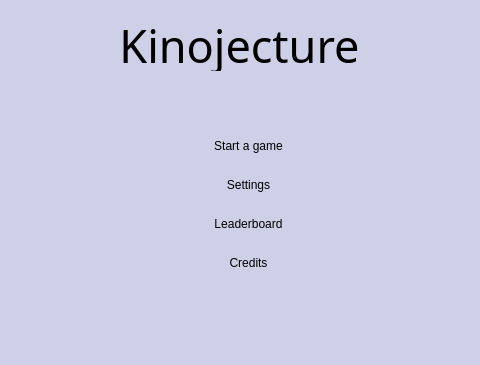
Above: qt/base_window.ui from alexamarki/kinojecture-qt before the change; both pictures show x 161 to 641 and y 0 to 365 of the 813 by 640 pixel window. Below: the same form after it.
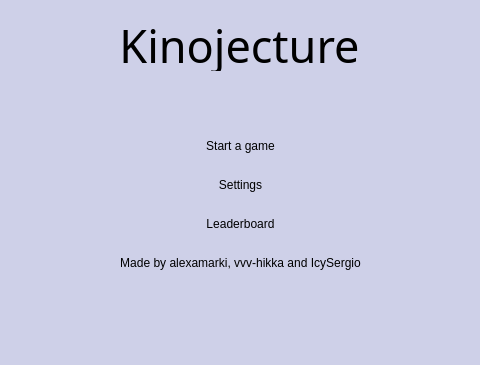
That is the form after the change. The open tabs and pages were chosen to show the change. Custom widgets are drawn as their Qt base class.

Commit message: final update to main screen

Diff of the .ui file:
```diff
--- a/qt/base_window.ui
+++ b/qt/base_window.ui
@@ -65,9 +65,9 @@
       <widget class="QWidget" name="verticalLayoutWidget_2">
        <property name="geometry">
         <rect>
-         <x>299</x>
+         <x>240</x>
          <y>40</y>
-         <width>201</width>
+         <width>303</width>
          <height>171</height>
         </rect>
        </property>
@@ -120,7 +120,7 @@
 border-radius: 50px;</string>
           </property>
           <property name="text">
-           <string>Credits</string>
+           <string>Made by alexamarki, vvv-hikka and IcySergio</string>
           </property>
          </widget>
         </item>
```
Left out of the diff: 4 changed lines with no effect on the pictures.
